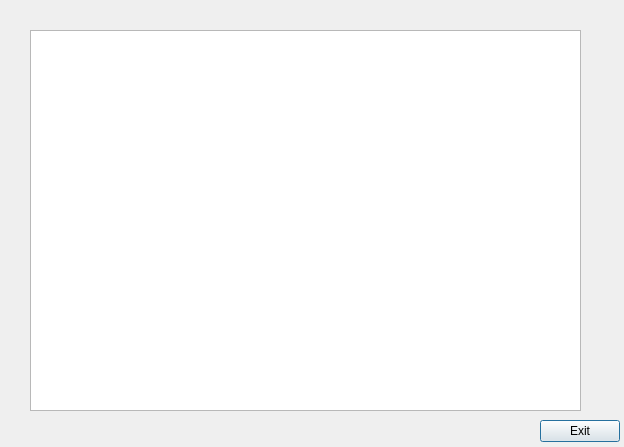
Above: inventory_count.ui from ButterSydUp/Blockbusted before the change. Below: the same form after it.
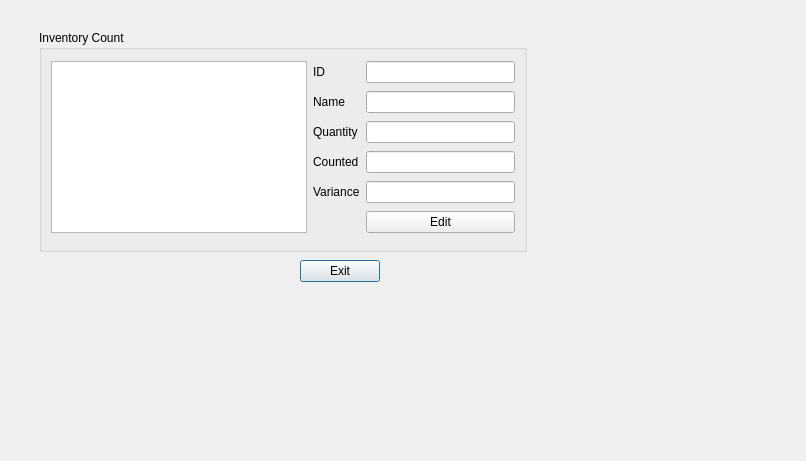
That is the form after the change.

```diff
--- a/inventory_count.ui
+++ b/inventory_count.ui
@@ -6,28 +6,18 @@
    <rect>
     <x>0</x>
     <y>0</y>
-    <width>624</width>
-    <height>447</height>
+    <width>806</width>
+    <height>461</height>
    </rect>
   </property>
   <property name="windowTitle">
    <string>Inventory Count</string>
   </property>
-  <widget class="QTableView" name="inventoryCount">
-   <property name="geometry">
-    <rect>
-     <x>30</x>
-     <y>30</y>
-     <width>551</width>
-     <height>381</height>
-    </rect>
-   </property>
-  </widget>
   <widget class="QPushButton" name="exit">
    <property name="geometry">
     <rect>
-     <x>540</x>
-     <y>420</y>
+     <x>300</x>
+     <y>260</y>
      <width>80</width>
      <height>22</height>
     </rect>
@@ -36,6 +26,81 @@
     <string>Exit</string>
    </property>
   </widget>
+  <widget class="QGroupBox" name="invCount_groupBox">
+   <property name="geometry">
+    <rect>
+     <x>39</x>
+     <y>30</y>
+     <width>488</width>
+     <height>222</height>
+    </rect>
+   </property>
+   <property name="title">
+    <string>Inventory Count</string>
+   </property>
+   <layout class="QGridLayout" name="gridLayout">
+    <item row="0" column="0" rowspan="6">
+     <widget class="QTableView" name="inventoryCount"/>
+    </item>
+    <item row="0" column="1">
+     <widget class="QLabel" name="id_label">
+      <property name="text">
+       <string>ID</string>
+      </property>
+     </widget>
+    </item>
+    <item row="0" column="2">
+     <widget class="QLineEdit" name="id_input"/>
+    </item>
+    <item row="1" column="1">
+     <widget class="QLabel" name="name_label">
+      <property name="text">
+       <string>Name</string>
+      </property>
+     </widget>
+    </item>
+    <item row="1" column="2">
+     <widget class="QLineEdit" name="name_input"/>
+    </item>
+    <item row="2" column="1">
+     <widget class="QLabel" name="quantity_label">
+      <property name="text">
+       <string>Quantity</string>
+      </property>
+     </widget>
+    </item>
+    <item row="2" column="2">
+     <widget class="QLineEdit" name="quantity_input"/>
+    </item>
+    <item row="3" column="1">
+     <widget class="QLabel" name="count_label">
+      <property name="text">
+       <string>Counted</string>
+      </property>
+     </widget>
+    </item>
+    <item row="3" column="2">
+     <widget class="QLineEdit" name="count_input"/>
+    </item>
+    <item row="4" column="1">
+     <widget class="QLabel" name="variance_label">
+      <property name="text">
+       <string>Variance</string>
+      </property>
+     </widget>
+    </item>
+    <item row="4" column="2">
+     <widget class="QLineEdit" name="variance_input"/>
+    </item>
+    <item row="5" column="2">
+     <widget class="QPushButton" name="edit_invCount">
+      <property name="text">
+       <string>Edit</string>
+      </property>
+     </widget>
+    </item>
+   </layout>
+  </widget>
  </widget>
  <resources/>
  <connections>
```
